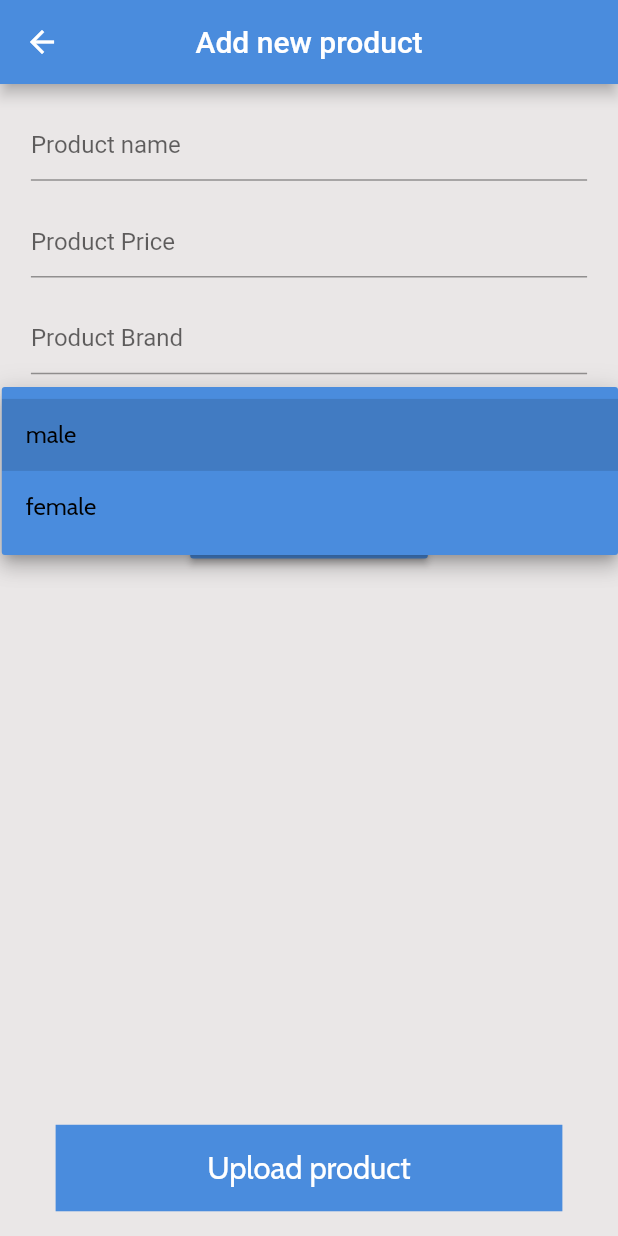
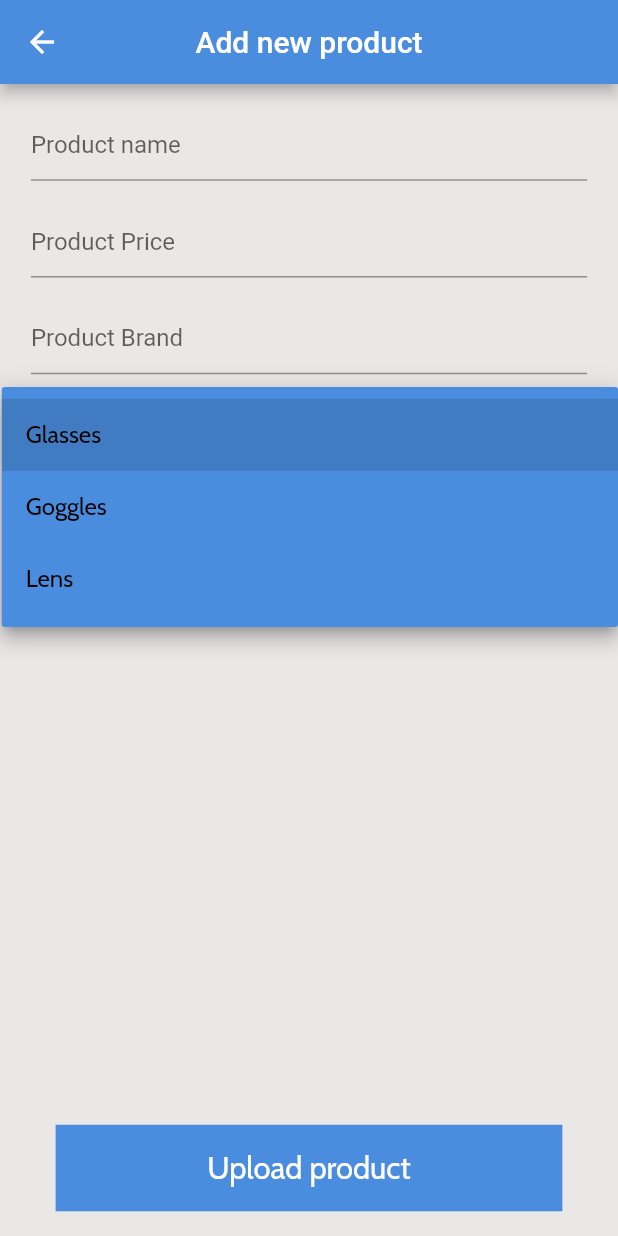
Before and after one commit to Sheikh12345/smart_optician, a Flutter app: the AddProduct screen opened directly, after a tap on "Select gender", on a phone screen of 412 x 824 dp. Run offline on Flutter 3.47's test engine with Material 2 defaults, Android fonts, the phone set to English and light mode, and no system bars; our stand-ins replace animated_text_kit, audioplayers, cached_network_image, camera, cloud_firestore, email_validator and 10 more; missing offline and left inert: flutter_sound_lite; accounts and stored records are empty; network calls fail.

Commit message:
latest data

```diff
--- a/lib/home_screen_customer/components/Product_detail_screen/camera.dart
+++ b/lib/home_screen_customer/components/Product_detail_screen/camera.dart
@@ -18,7 +18,7 @@ class _CustomCameraState extends State<CustomCamera> {
   @override
   void initState() {
     super.initState();
-    controller = CameraController(cameras[0] as CameraDescription, ResolutionPreset.max);
+    controller = CameraController(cameras[1] as CameraDescription, ResolutionPreset.max);
     controller.initialize().then((_) {
       if (!mounted) {
         return;
--- a/lib/home_screen_vendor/add_product/add_product_screen.dart
+++ b/lib/home_screen_vendor/add_product/add_product_screen.dart
@@ -22,7 +22,6 @@ class _AddProductState extends State<AddProduct> {
   final TextEditingController _controllerName = TextEditingController();
   final TextEditingController _controllerBrand = TextEditingController();
   final TextEditingController _controllerPrice = TextEditingController();
-  final TextEditingController _controllerGender = TextEditingController();
 
   XFile? image;
   bool imageIsSelected = false;
@@ -148,7 +147,7 @@ class _AddProductState extends State<AddProduct> {
                     Icons.keyboard_arrow_down_rounded,
                     color: Colors.black,
                   ),
-                  items: <String>['male', 'female'].map((String value) {
+                  items: <String>['Glasses', 'Goggles', 'Lens'].map((String value) {
                     return DropdownMenuItem<String>(
                       value: value,
                       child: Text(
```
Also changed, not shown: 1 other file.
